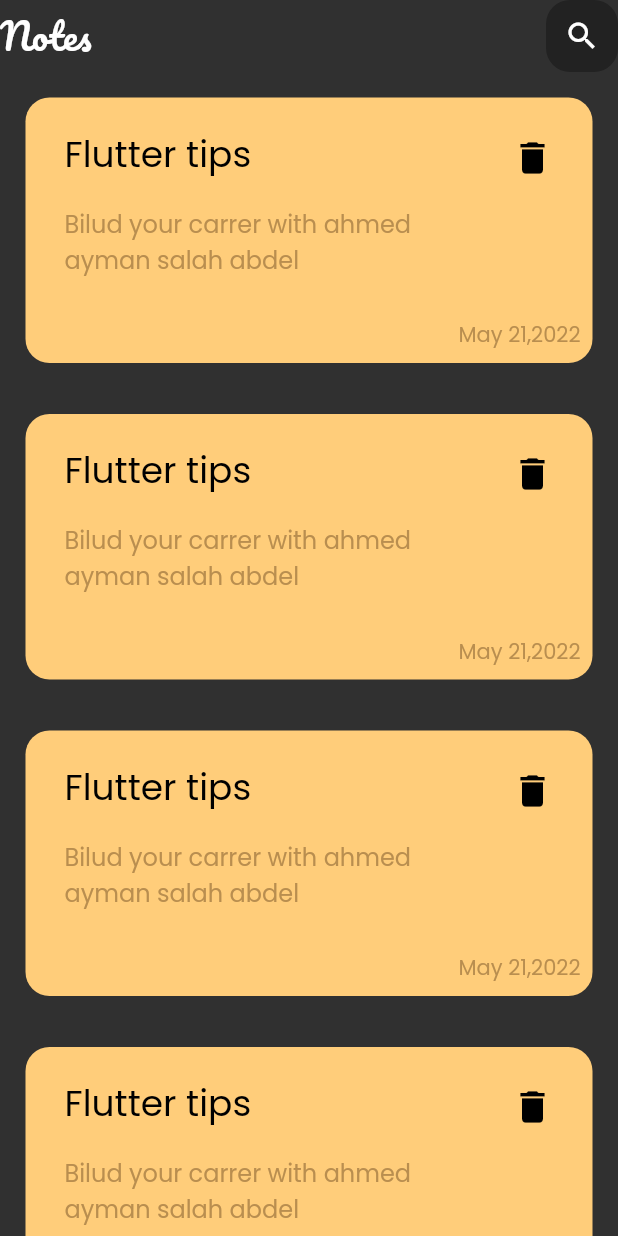
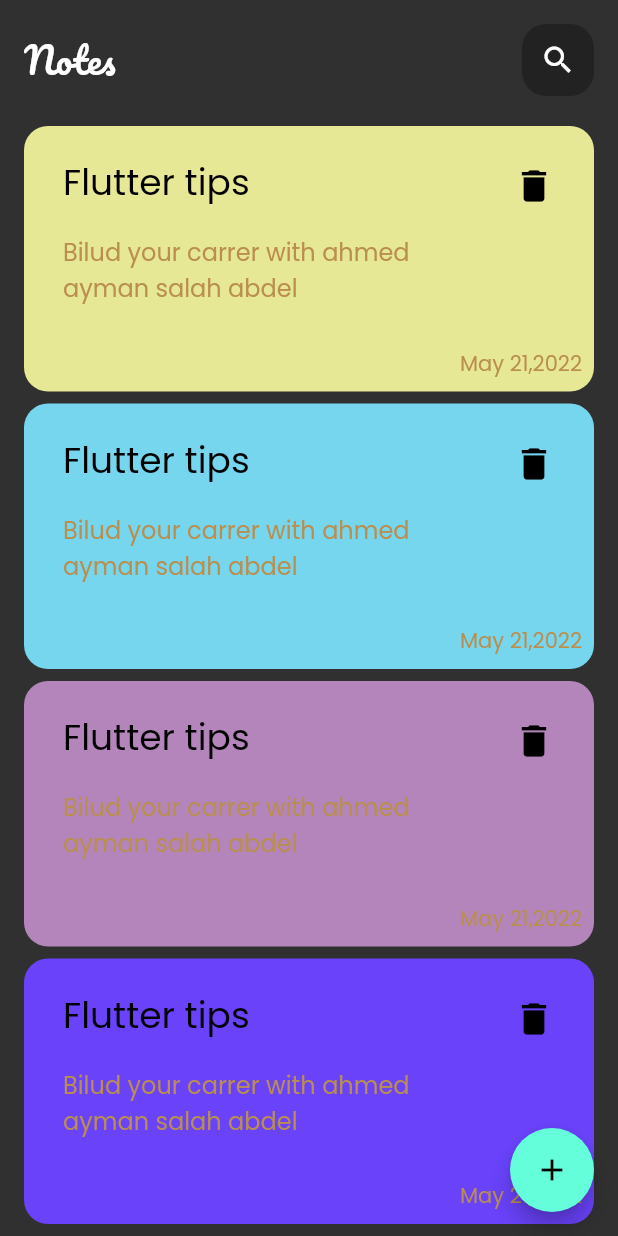
Before and after one commit to AhmedAymanSalah/note, a Flutter app: the screen it shows after launch, on a phone screen of 412 x 824 dp. Run offline on Flutter 3.47's test engine with Material 2 defaults, Android fonts, the phone set to English and light mode, and no system bars.

Commit message:
float button and list of note's color and refactor

```diff
--- a/lib/views/home_page.dart
+++ b/lib/views/home_page.dart
@@ -1,6 +1,6 @@
 import 'package:flutter/material.dart';
 import 'package:note_app/widget/custom_appBar.dart';
-import 'package:note_app/widget/custom_note_item.dart';
+import 'package:note_app/widget/custom_list_view.dart';
 
 class HomePage extends StatelessWidget {
   const HomePage({super.key});
@@ -8,21 +8,15 @@ class HomePage extends StatelessWidget {
   @override
   Widget build(BuildContext context) {
     return Scaffold(
-      body: SingleChildScrollView(
-        physics: const ScrollPhysics(),
-        child: Column(
-          children: [
-            const CustomAppBar(),
-            ListView.builder(
-              physics: const NeverScrollableScrollPhysics(),
-              shrinkWrap: true,
-              itemCount: 10,
-              itemBuilder: (context, index) {
-                return const CustomNoteItem();
-              },
-            )
-          ],
-        ),
+      floatingActionButton: FloatingActionButton(
+        onPressed: () {},
+        child: const Icon(Icons.add),
+      ),
+      body:const Column(
+        children: [
+          CustomAppBar(),
+          Expanded(child: NoteListView()),
+        ],
       ),
     );
   }
--- a/lib/widget/custom_appBar.dart
+++ b/lib/widget/custom_appBar.dart
@@ -5,7 +5,9 @@ class CustomAppBar extends StatelessWidget {
 
   @override
   Widget build(BuildContext context) {
-    return Row(
+    return Padding(
+      padding: const EdgeInsets.all(16),
+      child: Row(
         children: [
           const Text(
             "Notes",
@@ -25,6 +27,7 @@ class CustomAppBar extends StatelessWidget {
             ),
           ),
         ],
+      ),
     );
   }
 }
--- /dev/null
+++ b/lib/widget/custom_list_view.dart
@@ -0,0 +1,27 @@
+import 'package:flutter/material.dart';
+import 'package:note_app/widget/custom_note_item.dart';
+
+class NoteListView extends StatelessWidget {
+  const NoteListView({super.key});
+
+  final data = const [
+    Color(0xffe7e896),
+    Color(0xff76d6ee),
+    Color(0xffb385ba),
+    Color(0xff6942fa),
+    Color(0xffffcd7a),
+    Color(0xffe7e896),
+    Color(0xff76d6ee),
+    Color(0xffb385ba),
+    Color(0xff6942fa),
+    Color(0xffffcd7a),
+  ];
+  @override
+  Widget build(BuildContext context) {
+    return ListView.builder(
+      itemBuilder: (context, index) {
+        return CustomNoteItem(color: data[index]);
+      },
+    );
+  }
+}
--- a/lib/widget/custom_note_item.dart
+++ b/lib/widget/custom_note_item.dart
@@ -1,15 +1,15 @@
 import 'package:flutter/material.dart';
 
 class CustomNoteItem extends StatelessWidget {
-  const CustomNoteItem({super.key});
-
+  const CustomNoteItem({super.key, this.color});
+  final color;
   @override
   Widget build(BuildContext context) {
     return Padding(
-      padding: const EdgeInsets.all(17.0),
+      padding: const EdgeInsets.symmetric(vertical: 4, horizontal: 16),
       child: Container(
         decoration: BoxDecoration(
-          color: const Color(0xffffcd7a),
+          color: color,
           borderRadius: BorderRadius.circular(16),
         ),
         child: Column(
```
Lines whose indentation alone changed are shown as unchanged.
